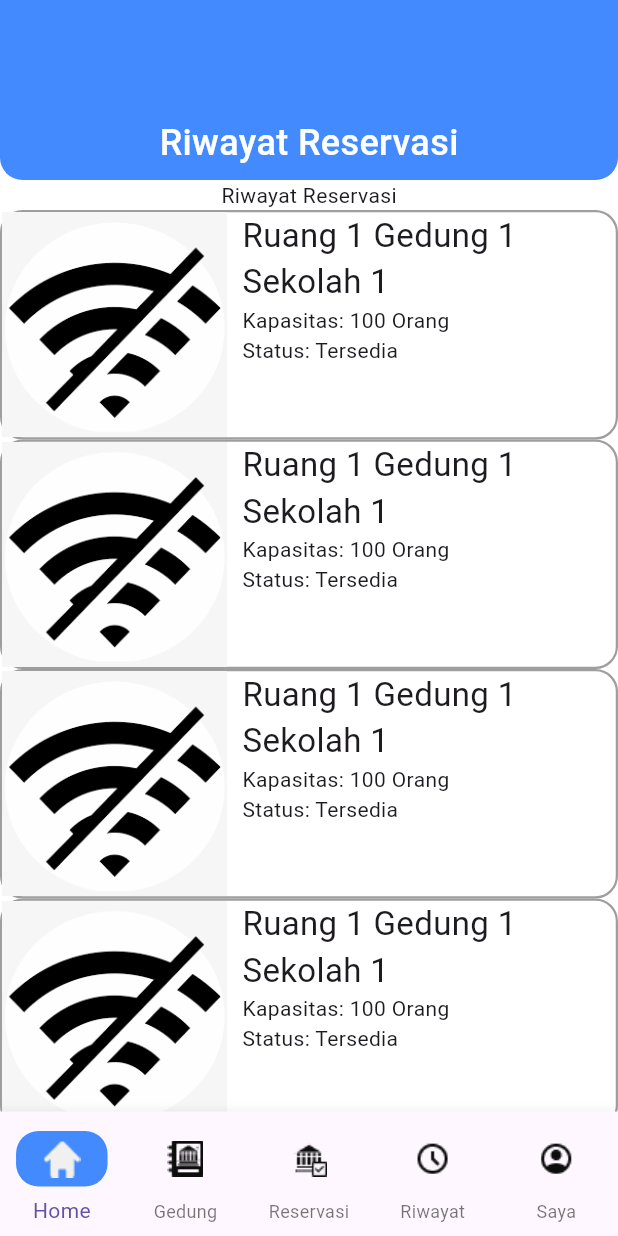
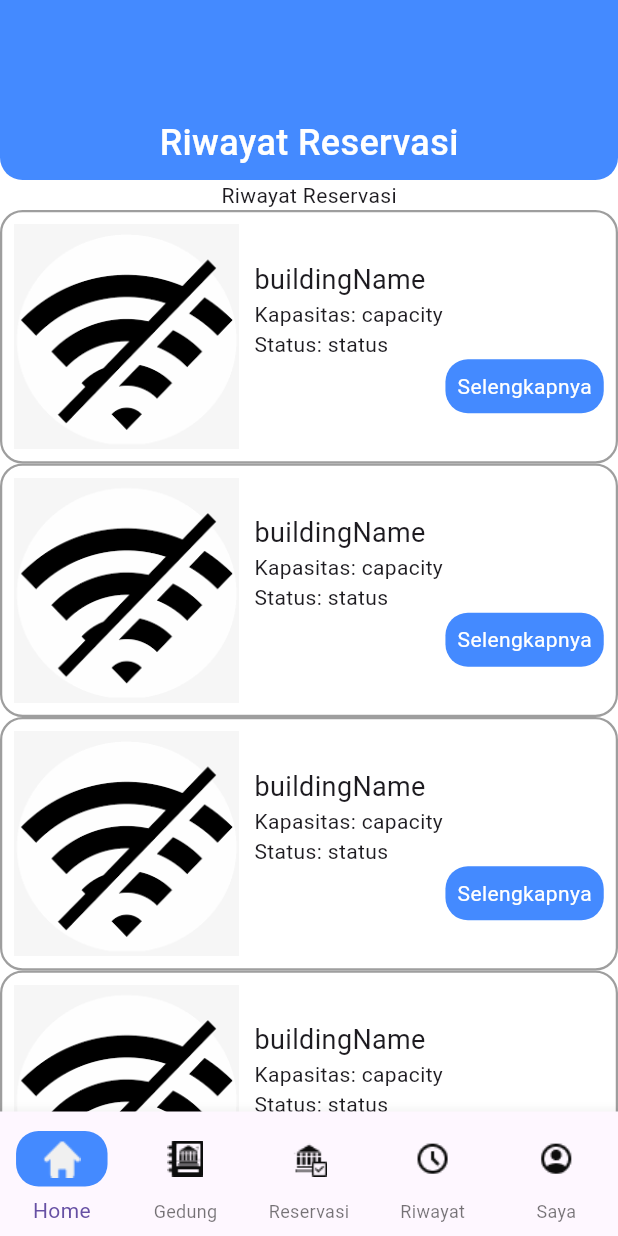
Before and after one commit to jujuupanda/booking_app, a Flutter app: the HistoryPage screen opened by its route, on a phone screen of 412 x 824 dp. Run offline on Flutter 3.47's test engine with Material 3 defaults, Android fonts, the phone set to English and light mode, and no system bars; our stand-ins replace bloc, cloud_firestore, equatable, firebase_core, flutter_bloc, gap and 3 more; accounts and stored records are empty.

Commit message:
list gedung

```diff
--- a/lib/main.dart
+++ b/lib/main.dart
@@ -1,10 +1,10 @@
-
 import 'package:flutter/material.dart';
 import 'package:flutter_bloc/flutter_bloc.dart';
 import 'package:firebase_core/firebase_core.dart';
 
 import 'app.dart';
 import 'firebase_options.dart';
+import 'src/data/bloc/building/building_bloc.dart';
 import 'src/data/bloc/login/login_bloc.dart';
 import 'src/data/bloc/reservation/reservation_bloc.dart';
 import 'src/data/repositories/repositories.dart';
@@ -30,6 +30,9 @@ class MyApp extends StatelessWidget {
         BlocProvider(
           create: (context) => ReservationBloc(repositories: Repositories()),
         ),
+        BlocProvider(
+          create: (context) => BuildingBloc(repositories: Repositories()),
+        ),
       ],
       child: const Apps(),
     );
--- /dev/null
+++ b/lib/src/data/bloc/building/building_bloc.dart
@@ -0,0 +1,40 @@
+
+import 'package:bloc/bloc.dart';
+import 'package:equatable/equatable.dart';
+
+import '../../model/building_model.dart';
+import '../../repositories/repositories.dart';
+
+part 'building_event.dart';
+
+part 'building_state.dart';
+
+class BuildingBloc extends Bloc<BuildingEvent, BuildingState> {
+  Repositories repositories;
+
+  BuildingBloc({required this.repositories}) : super(BuildingInitial()) {
+    on<InitialBuilding>(_initialBuilding);
+    on<GetBuilding>(_getBuilding);
+    on<AddBuilding>(_addBuilding);
+  }
+
+  _initialBuilding(InitialBuilding event, Emitter<BuildingState> emit) {
+    emit(BuildingInitial());
+  }
+
+  _getBuilding(GetBuilding event, Emitter<BuildingState> emit) async {
+    emit(BuildingLoading());
+    try {
+      final buildings = await repositories.building.getBuilding();
+      if (repositories.building.status == "200") {
+        emit(BuildingGetSuccess(buildings));
+      } else {
+        emit(BuildingGetFailed());
+      }
+    } catch (e) {
+      throw Exception(e);
+    }
+  }
+
+  _addBuilding(AddBuilding event, Emitter<BuildingState> emit) async {}
+}
--- /dev/null
+++ b/lib/src/data/bloc/building/building_event.dart
@@ -0,0 +1,18 @@
+part of 'building_bloc.dart';
+
+abstract class BuildingEvent extends Equatable {
+  const BuildingEvent();
+
+  @override
+  List<Object> get props => [];
+}
+
+class InitialBuilding extends BuildingEvent {}
+
+class GetBuilding extends BuildingEvent {}
+
+class AddBuilding extends BuildingEvent {}
+
+class EditBuilding extends BuildingEvent {}
+
+class DeleteBuilding extends BuildingEvent {}
--- /dev/null
+++ b/lib/src/data/bloc/building/building_state.dart
@@ -0,0 +1,39 @@
+part of 'building_bloc.dart';
+
+abstract class BuildingState extends Equatable {
+  const BuildingState();
+}
+
+class BuildingInitial extends BuildingState {
+  @override
+  List<Object> get props => [];
+}
+
+class BuildingLoading extends BuildingState {
+  @override
+  List<Object> get props => [];
+}
+
+class BuildingGetSuccess extends BuildingState {
+  final List<BuildingModel> buildings;
+
+  const BuildingGetSuccess(this.buildings);
+
+  @override
+  List<Object> get props => [buildings];
+}
+
+class BuildingGetFailed extends BuildingState {
+  @override
+  List<Object> get props => [];
+}
+
+class BuildingAddSuccess extends BuildingState {
+  @override
+  List<Object> get props => [];
+}
+
+class BuildingAddFailed extends BuildingState {
+  @override
+  List<Object> get props => [];
+}
--- /dev/null
+++ b/lib/src/data/repositories/building_repo.dart
@@ -0,0 +1,25 @@
+part of 'repositories.dart';
+
+class BuildingRepo {
+  late String status;
+
+  getBuilding() async {
+    status = "";
+    try {
+      QuerySnapshot resultBuilding =
+          await Repositories().db.collection("buildings").get();
+      if (resultBuilding.docs.isNotEmpty) {
+        status = "200";
+        final List<BuildingModel> buildings =
+            resultBuilding.docs.map((e) => BuildingModel.fromJson(e)).toList();
+        return buildings;
+      } else {
+        status = "200";
+        final List<BuildingModel> buildings = [];
+        return buildings;
+      }
+    } catch (e) {
+      throw Exception(e);
+    }
+  }
+}
--- a/lib/src/data/repositories/login_repo.dart
+++ b/lib/src/data/repositories/login_repo.dart
@@ -11,10 +11,10 @@ class LoginRepo {
     error = "";
     role = "";
     user = "";
-    final db = FirebaseFirestore.instance;
 
     try {
-      QuerySnapshot resultUser = await db
+      QuerySnapshot resultUser = await Repositories()
+          .db
           .collection("users")
           .where("username", isEqualTo: username)
           .get();
--- a/lib/src/data/repositories/repositories.dart
+++ b/lib/src/data/repositories/repositories.dart
@@ -1,14 +1,18 @@
 import 'dart:convert';
 
 import 'package:cloud_firestore/cloud_firestore.dart';
+import 'package:reservation_app/src/data/model/building_model.dart';
 
 import '../model/reservation_model.dart';
 import '../sample/sample.dart';
 
 part 'login_repo.dart';
 part 'reservation_repo.dart';
+part 'building_repo.dart';
 
 class Repositories {
+  final db = FirebaseFirestore.instance;
   final login = LoginRepo();
   final reservation = ReservationRepo();
+  final building = BuildingRepo();
 }
--- a/lib/src/presentation/pages/history/history.dart
+++ b/lib/src/presentation/pages/history/history.dart
@@ -1,7 +1,7 @@
 import 'package:flutter/material.dart';
 
 import '../../widgets/general/header_pages.dart';
-import '../../widgets/general/room_card_view.dart';
+import '../../widgets/general/building_card_view.dart';
 
 class HistoryPage extends StatelessWidget {
   const HistoryPage({super.key});
@@ -12,14 +12,22 @@ class HistoryPage extends StatelessWidget {
       body: Center(
         child: Column(
           children: [
-            const HeaderPage(name: "Riwayat Reservasi",),
+            const HeaderPage(
+              name: "Riwayat Reservasi",
+            ),
             const Text("Riwayat Reservasi"),
             Expanded(
               child: ListView.builder(
                 padding: EdgeInsets.zero,
                 itemCount: 6,
                 itemBuilder: (context, index) {
-                  return const RoomCardView();
+                  return BuildingCardView(
+                    imagePath: "imagePath",
+                    buildingName: "buildingName",
+                    capacity: "capacity",
+                    status: "status ",
+                    function: () {},
+                  );
                 },
               ),
             )
--- /dev/null
+++ b/lib/src/presentation/widgets/general/building_card_view.dart
@@ -0,0 +1,90 @@
+import 'package:flutter/material.dart';
+import 'package:gap/gap.dart';
+
+import '../../utils/constant/constant.dart';
+
+class BuildingCardView extends StatelessWidget {
+  const BuildingCardView({
+    super.key,
+    required this.imagePath,
+    required this.buildingName,
+    required this.capacity,
+    required this.status,
+    required this.function
+  });
+
+  final String imagePath;
+  final String buildingName;
+  final String capacity;
+  final String status;
+  final VoidCallback function;
+
+  @override
+  Widget build(BuildContext context) {
+    return Container(
+      decoration: BoxDecoration(
+        border: Border.all(
+          width: 1.5,
+          color: Colors.grey,
+        ),
+        borderRadius: BorderRadius.circular(15),
+      ),
+      child: Padding(
+        padding: const EdgeInsets.all(8.0),
+        child: Row(
+          children: [
+            Image.asset(
+              height: 150,
+              width: 150,
+              imageNoConnection,
+              scale: 1,
+              fit: BoxFit.fill,
+            ),
+            const Gap(10),
+            Expanded(
+              child: Column(
+                crossAxisAlignment: CrossAxisAlignment.start,
+                children: [
+                  Text(
+                    buildingName,
+                    maxLines: 5,
+                    overflow: TextOverflow.ellipsis,
+                    style: const TextStyle(fontSize: 18),
+                  ),
+                  Text(
+                    "Kapasitas: $capacity",
+                  ),
+                  Text(
+                    "Status: $status",
+                  ),
+                  Align(
+                    alignment: Alignment.bottomRight,
+                    child: Container(
+                      decoration: BoxDecoration(
+                          borderRadius: BorderRadius.circular(15),
+                          color: Colors.blueAccent),
+                      child: Material(
+                        color: Colors.transparent,
+                        child: InkWell(
+                          onTap: function,
+                          borderRadius: BorderRadius.circular(16),
+                          child: const Padding(
+                            padding: EdgeInsets.all(8.0),
+                            child: Text(
+                              "Selengkapnya",
+                              style: TextStyle(fontSize: 14, color: Colors.white),
+                            ),
+                          ),
+                        ),
+                      ),
+                    ),
+                  )
+                ],
+              ),
+            )
+          ],
+        ),
+      ),
+    );
+  }
+}
--- a/lib/src/presentation/widgets/general/room_card_view.dart
+++ /dev/null
@@ -1,53 +0,0 @@
-import 'package:flutter/material.dart';
-import 'package:gap/gap.dart';
-
-import '../../utils/constant/constant.dart';
-
-class RoomCardView extends StatelessWidget {
-  const RoomCardView({super.key});
-
-  @override
-  Widget build(BuildContext context) {
-    return Container(
-      decoration: BoxDecoration(
-        border: Border.all(
-          width: 1.5,
-          color: Colors.grey,
-        ),
-        borderRadius: BorderRadius.circular(15),
-      ),
-      child: Row(
-        crossAxisAlignment: CrossAxisAlignment.start,
-        children: [
-          Image.asset(
-            height: 150,
-            width: 150,
-            imageNoConnection,
-            scale: 1,
-            fit: BoxFit.fill,
-          ),
-          const Gap(10),
-          const Expanded(
-            child: Column(
-              crossAxisAlignment: CrossAxisAlignment.start,
-              children: [
-                Text(
-                  "Ruang 1 Gedung 1 Sekolah 1",
-                  maxLines: 5,
-                  overflow: TextOverflow.ellipsis,
-                  style: TextStyle(fontSize: 22),
-                ),
-                Text(
-                  "Kapasitas: 100 Orang",
-                ),
-                Text(
-                  "Status: Tersedia",
-                ),
-              ],
-            ),
-          )
-        ],
-      ),
-    );
-  }
-}
```
Also changed, not shown: lib/src/presentation/pages/building/building.dart (+74 -12 lines), lib/src/presentation/pages/home/home.dart (+7 -2 lines).
